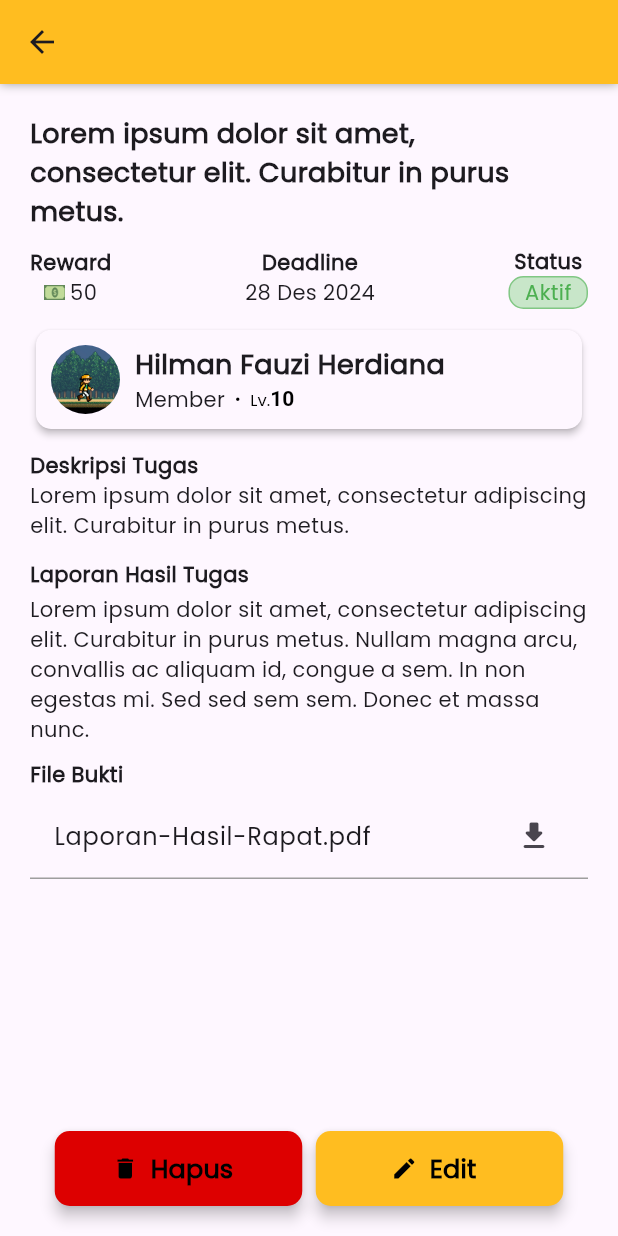
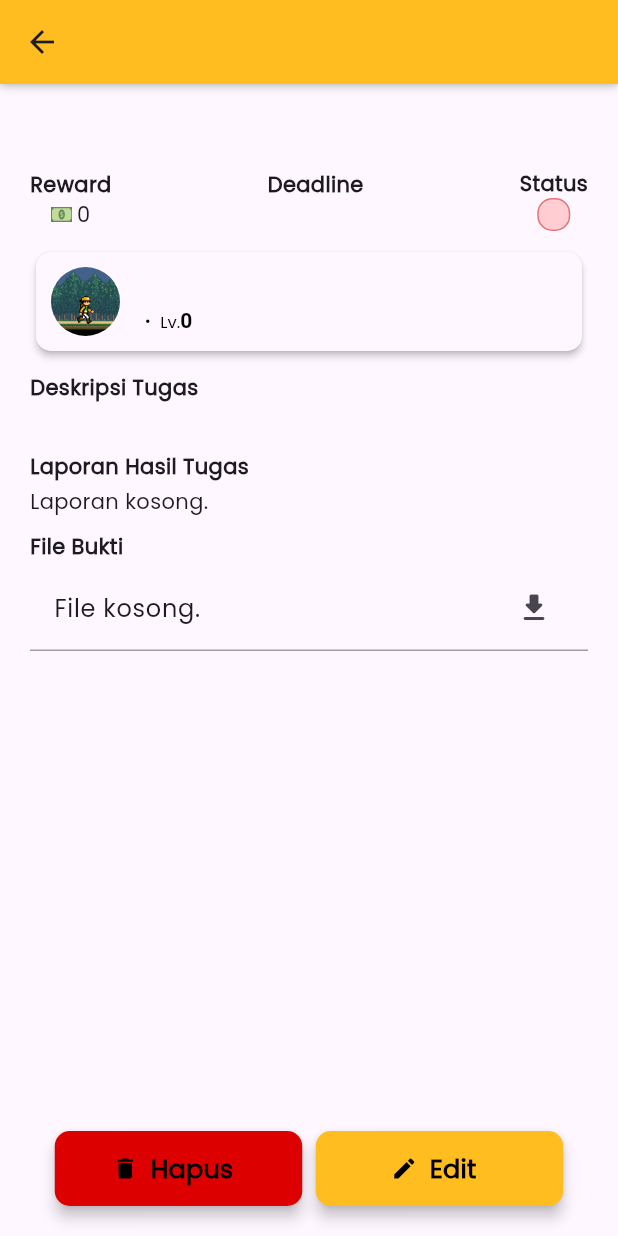
Before and after one commit to hlmnn/employee-monitoring-app, a Flutter app: the MonitorTaskDetailPage screen opened directly with empty values, on a phone screen of 412 x 824 dp. Run offline on Flutter 3.47's test engine with Material 3 defaults, Android fonts, the light colour scheme and no system bars; our stand-ins replace another_flushbar, dropdown_button2, equatable, flutter_bloc, flutter_dotenv, supabase_flutter; accounts and stored records are empty.

Commit message:
feat: added function to get detail task

```diff
--- a/lib/ui/screen/monitor/task/monitor_task_detail_page.dart
+++ b/lib/ui/screen/monitor/task/monitor_task_detail_page.dart
@@ -1,13 +1,20 @@
-import 'package:employee_monitoring_app/component/em_alert_dialog.dart';
+import 'package:employee_monitoring_app/component/em_alert_dialog/em_delete_task_dialog.dart';
 import 'package:employee_monitoring_app/component/em_button/em_button.dart';
 import 'package:employee_monitoring_app/component/em_card/em_card.dart';
+import 'package:employee_monitoring_app/component/em_circular_loading.dart';
+import 'package:employee_monitoring_app/data/data_state.dart';
+import 'package:employee_monitoring_app/data/model/task_model.dart';
+import 'package:employee_monitoring_app/ui/cubit/task_cubit.dart';
 import 'package:employee_monitoring_app/ui/screen/monitor/task/monitor_task_edit_page.dart';
+import 'package:employee_monitoring_app/utils/date_formatter.dart';
 import 'package:flutter/material.dart';
+import 'package:flutter_bloc/flutter_bloc.dart';
 
 class MonitorTaskDetailPage extends StatefulWidget {
-  const MonitorTaskDetailPage({super.key, required this.title});
+  const MonitorTaskDetailPage({super.key, required this.title, required this.taskId});
 
   final String title;
+  final int taskId;
 
   @override
   _MonitorTaskDetailPageState createState() => _MonitorTaskDetailPageState();
@@ -16,6 +23,7 @@ class MonitorTaskDetailPage extends StatefulWidget {
 class _MonitorTaskDetailPageState extends State<MonitorTaskDetailPage> {
   @override
   Widget build(BuildContext context) {
+    BlocProvider.of<TaskCubit>(context).getTaskDetail(widget.taskId);
     return Scaffold(
       appBar: PreferredSize(
         preferredSize: const Size.fromHeight(56),
@@ -39,7 +47,41 @@ class _MonitorTaskDetailPageState extends State<MonitorTaskDetailPage> {
           ),
         ),
       ),
-      body: Stack(
+      body: BlocBuilder<TaskCubit, DataState>(
+        builder: (context, state) {
+          int taskId = 0;
+          String title = '';
+          int reward = 0;
+          String dueDate = '';
+          String status = '';
+          String description = '';
+          String resultReport = '';
+          String resultFile = '';
+          String memberName = '';
+          String memberRole = '';
+          int memberLevel = 0;
+
+          if (state is LoadingState) {
+            return const Center(
+                child: EmCircularLoading(size: 30, color: Color(0xffFFBD20))
+            );
+          } else if (state is SuccessState) {
+            if (state.data is TaskModel) {
+              taskId = state.data.id;
+              title = state.data.title;
+              reward = state.data.reward;
+              dueDate = DateFormatter.convertToString(state.data.dueDate);
+              state.data.isActive == true ? status = 'Aktif' : status = 'Selesai';
+              description = state.data.description;
+              resultReport = state.data.resultReport;
+              resultFile = state.data.resultFile;
+              memberName = state.data.memberCard?.name ?? '';
+              state.data.memberCard?.isMonitor == true ? memberRole = 'Monitor' : memberRole = 'Member';
+              memberLevel = state.data.memberCard?.level ?? 0;
+            }
+          }
+
+          return Stack(
             children: [
               SingleChildScrollView(
                 scrollDirection: Axis.vertical,
@@ -47,8 +89,8 @@ class _MonitorTaskDetailPageState extends State<MonitorTaskDetailPage> {
                 child: Column(
                   crossAxisAlignment: CrossAxisAlignment.start,
                   children: [
-                const Text('Lorem ipsum dolor sit amet, consectetur elit. Curabitur in purus metus.',
-                  style: TextStyle(
+                    Text(title,
+                      style: const TextStyle(
                         fontWeight: FontWeight.bold,
                         fontSize: 18,
                       ),
@@ -68,19 +110,19 @@ class _MonitorTaskDetailPageState extends State<MonitorTaskDetailPage> {
                               children: [
                                 Image.asset('assets/images/cash.png', width: 14),
                                 const SizedBox(width: 3),
-                            const Text('50'),
+                                Text('$reward'),
                               ],
                             )
                           ],
                         ),
-                    const Column(
+                        Column(
                           children: [
-                        Text('Deadline',
+                            const Text('Deadline',
                               style: TextStyle(
                                 fontWeight: FontWeight.bold,
                               ),
                             ),
-                        Text('28 Des 2024'),
+                            Text(dueDate),
                           ],
                         ),
                         Column(
@@ -93,15 +135,16 @@ class _MonitorTaskDetailPageState extends State<MonitorTaskDetailPage> {
                             Container(
                               padding: const EdgeInsets.only(left: 10, right: 10),
                               decoration: BoxDecoration(
-                            color: Colors.green.shade100,
+                                color: status == 'Aktif' ? Colors.green.shade100 : Colors.red.shade100,
                                 border: Border.all(
-                              color: Colors.green.shade300, // Border color
+                                  color: status == 'Aktif' ? Colors.green.shade300 : Colors.red.shade300
+                                  , // Border color
                                 ),
                                 borderRadius: BorderRadius.circular(10),
                               ),
-                          child: const Text('Aktif',
+                              child: Text(status,
                                 style: TextStyle(
-                              color: Colors.green
+                                    color: status == 'Aktif' ? Colors.green : Colors.red,
                                 ),
                               ),
                             )
@@ -113,9 +156,9 @@ class _MonitorTaskDetailPageState extends State<MonitorTaskDetailPage> {
                     EmCard.member(
                       onTap: (){},
                       image: 'assets/images/avatar_placeholder.png',
-                  name: 'Hilman Fauzi Herdiana',
-                  role: 'Member',
-                  level: '10',
+                      name: memberName,
+                      role: memberRole,
+                      level: '$memberLevel',
                     ),
                     const SizedBox(height: 10),
                     const Text('Deskripsi Tugas',
@@ -123,7 +166,7 @@ class _MonitorTaskDetailPageState extends State<MonitorTaskDetailPage> {
                         fontWeight: FontWeight.bold,
                       ),
                     ),
-                const Text('Lorem ipsum dolor sit amet, consectetur adipiscing elit. Curabitur in purus metus.'),
+                    Text(description),
                     const SizedBox(height: 3),
                     const SizedBox(height: 10),
                     const Text('Laporan Hasil Tugas',
@@ -132,7 +175,7 @@ class _MonitorTaskDetailPageState extends State<MonitorTaskDetailPage> {
                       ),
                     ),
                     const SizedBox(height: 3),
-                const Text("Lorem ipsum dolor sit amet, consectetur adipiscing elit. Curabitur in purus metus. Nullam magna arcu, convallis ac aliquam id, congue a sem. In non egestas mi. Sed sed sem sem. Donec et massa nunc."),
+                    Text(resultReport == '' ? 'Laporan kosong.' : resultReport),
                     const SizedBox(height: 10),
                     const Text('File Bukti',
                       style: TextStyle(
@@ -150,10 +193,11 @@ class _MonitorTaskDetailPageState extends State<MonitorTaskDetailPage> {
                       ),
                       child: ListTile(
                         onTap: () {},
-                    title: const Text('Laporan-Hasil-Rapat.pdf'),
+                        title:Text(resultFile == '' ? 'File kosong.' : resultFile),
                         trailing: const Icon(Icons.download_rounded),
                       ),
                     ),
+                    const SizedBox(height: 100),
                   ],
                 ),
               ),
@@ -170,8 +214,8 @@ class _MonitorTaskDetailPageState extends State<MonitorTaskDetailPage> {
                           width: 165,
                           child: EmButton.elevated(
                             onPressed: () {
-                            EmAlertDialog.show(context,
-                              onConfirm: (){},
+                              EmDeleteTaskDialog.show(context,
+                                taskId: widget.taskId,
                                 title: 'Peringatan!',
                                 content: 'Task yang dipilih akan Anda hapus. Apakah Anda yakin ingin menghapus task ini?',
                               );
@@ -198,7 +242,7 @@ class _MonitorTaskDetailPageState extends State<MonitorTaskDetailPage> {
                               Navigator.push(
                                 context,
                                 MaterialPageRoute(
-                                builder: (context) => const MonitorTaskEditPage(title: 'Edit Tugas'),
+                                  builder: (context) => MonitorTaskEditPage(title: 'Edit Tugas', taskId: taskId),
                                 ),
                               );
                             },
@@ -222,6 +266,8 @@ class _MonitorTaskDetailPageState extends State<MonitorTaskDetailPage> {
                 ),
               ),
             ],
+          );
+        }
       ),
     );
   }
```
Lines whose indentation alone changed are shown as unchanged.
